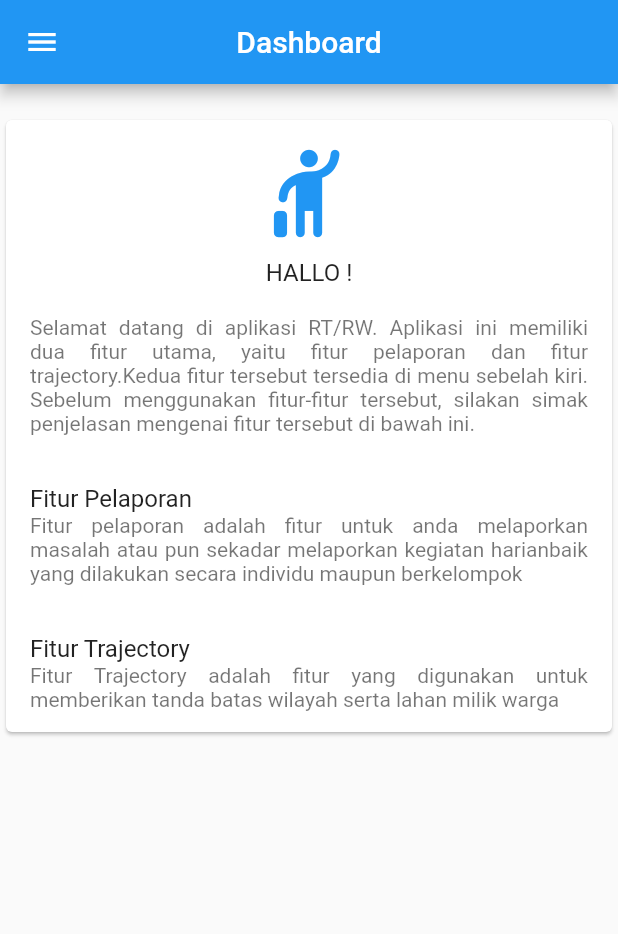
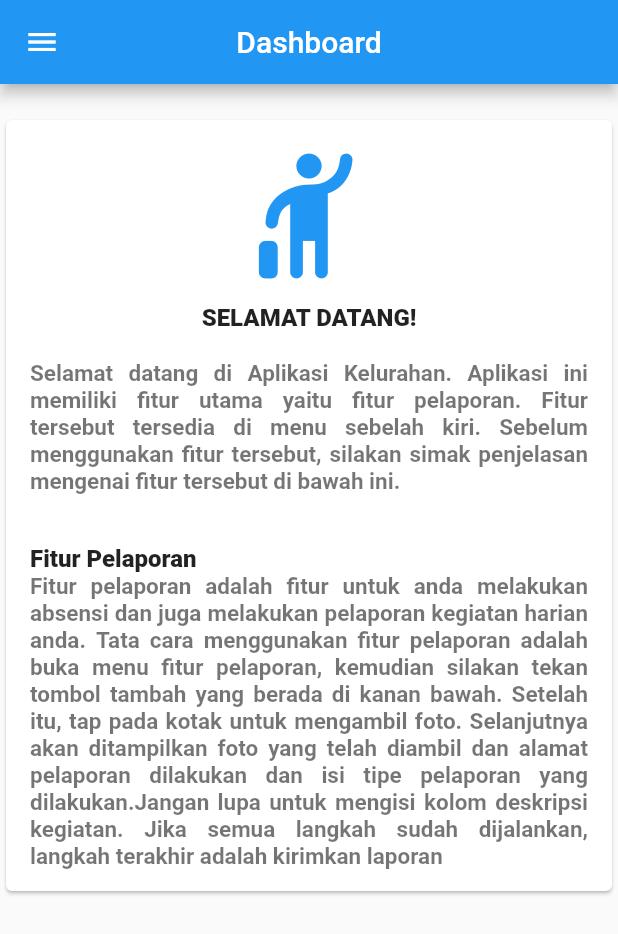
Before and after one commit to AzisBasyari/aplikasi_kelurahan, a Flutter app: the DashboardView screen opened by its route, on a phone screen of 412 x 824 dp. Shown: the top 934 px of the screen. Run offline on Flutter 3.47's test engine with Material 2 defaults, Android fonts, the phone set to English and light mode, and no system bars; our stand-ins replace camera, flutter_map, font_awesome_flutter, geolocator, get_it, latlong and 7 more; missing offline and left inert: dart_amqp, ftpclient, geocoder; accounts and stored records are empty; network calls fail.

Commit message:
Edit halaman dashboard, dan pelaporan

```diff
--- a/lib/ui/views/absen_view.dart
+++ b/lib/ui/views/absen_view.dart
@@ -30,7 +30,7 @@ class _AbsenViewState extends State<AbsenView> {
       builder: (context, model, child) => Scaffold(
         appBar: AppBar(
           backgroundColor: Colors.blue,
-          title: Text('Report')
+          title: Text('Pelaporan')
         ),
         body: LoadingOverlay(
           isLoading: model.busy,
@@ -69,7 +69,7 @@ class _AbsenViewState extends State<AbsenView> {
                           ),
                           child: model.isPathNull() == false ? Center(
                             child: Text(
-                              "Tap",
+                              "Tap untuk mengambil foto",
                               style: TextStyle(
                                 fontSize: 18.0,
                                 fontWeight: FontWeight.bold,
@@ -105,7 +105,7 @@ class _AbsenViewState extends State<AbsenView> {
                           margin: EdgeInsets.all(15.0),
                           child: DropdownButton(
                             isExpanded: true,
-                            hint: Text('Choose Report Type'),
+                            hint: Text('Pilih tipe pelaporan'),
                             value: model.selectionType,
                             items: model.reportType == null ? null : model.reportType.map(
                               (value){
@@ -129,7 +129,7 @@ class _AbsenViewState extends State<AbsenView> {
                       Visibility(
                         visible: model.isPathNull(),
                         child: Text(
-                          "Address",
+                          "Alamat",
                           style: absenNameTextStyle
                         ),
                       ),
@@ -148,7 +148,7 @@ class _AbsenViewState extends State<AbsenView> {
                       Visibility(
                         visible: model.isPathNull(),
                         child: Text(
-                          "Today's Activity",
+                          "Kegiatan Hari Ini: ",
                           style: absenNameTextStyle
                         )
                       ),
@@ -188,7 +188,7 @@ class _AbsenViewState extends State<AbsenView> {
                             model.sendMessages(context);
                           },
                           child: Text(
-                            "Submit Report",
+                            "Kirimkan Laporan",
                             style: textButtonTextStyle
                           )
                         )
--- a/lib/ui/views/dashboard_view.dart
+++ b/lib/ui/views/dashboard_view.dart
@@ -37,14 +37,17 @@ class DashboardView extends StatelessWidget {
                   child: Container(
                     child: Column(
                       children: <Widget>[
-                        Material(
-                          borderRadius: BorderRadius.all(Radius.circular(50.0)),
-                          elevation: 10,
-                          child: Image.asset("assets/icon.png", width: 100.0, height: 100.0,),
+                        // Material(
+                        //   borderRadius: BorderRadius.all(Radius.circular(50.0)),
+                        //   elevation: 10,
+                        //   child: Image.asset("assets/icon.png", width: 100.0, height: 100.0,),
+                        // ),
+                        Padding(padding: EdgeInsets.all(3.0)),
+                        SizedBox(
+                          height: 50.0,
                         ),
-                        Padding(padding: EdgeInsets.all(3.0)),
                         Text(
-                          "${model.name}".toUpperCase(),
+                          "Hallo, ${model.name}!".toUpperCase(),
                           style: TextStyle(
                             color: Colors.white,
                             fontSize: 20.0,
@@ -71,22 +74,23 @@ class DashboardView extends StatelessWidget {
                   model.goAnotherView(ReportViewRoute);
                 },
               ),
-              ListTile(
-                title: Row(
-                  children: <Widget>[
-                    Icon(Icons.share_location),
-                    Padding(
-                      padding: EdgeInsets.only(left: 8.0),
-                      child: Text("Trajectory"),
-                    ),
-                  ],
-                ),
-                onTap: () {
-                  // Update the state of the app.
-                  // ...
-                  model.goAnotherView(TrajectoryViewRoute);
-                },
-              ),
+              //Untuk fitur trajectory
+              // ListTile(
+              //   title: Row(
+              //     children: <Widget>[
+              //       Icon(Icons.share_location),
+              //       Padding(
+              //         padding: EdgeInsets.only(left: 8.0),
+              //         child: Text("Trajectory"),
+              //       ),
+              //     ],
+              //   ),
+              //   onTap: () {
+              //     // Update the state of the app.
+              //     // ...
+              //     model.goAnotherView(TrajectoryViewRoute);
+              //   },
+              // ),
               Divider(
                 height: 1,
                 thickness: 1,
@@ -125,18 +129,18 @@ class DashboardView extends StatelessWidget {
                       title: Icon(
                         Icons.hail_rounded,
                         color: Colors.blue,
-                        size: 70.0,
+                        size: 100.0,
                       ),
                     ),
                     ListTile(
                       title: Center(
-                        child: Text("Hallo ${model.name}!\n".toUpperCase()),
+                        child: Text("Selamat Datang!\n".toUpperCase(),  style: TextStyle(fontWeight: FontWeight.w800, fontSize: 16),),
                       ),
                       subtitle: Text(
-                          '\t\t\t\t\tSelamat datang di aplikasi RT/RW. Aplikasi ini memiliki dua fitur utama, yaitu fitur pelaporan dan fitur trajectory.'
-                              'Kedua fitur tersebut tersedia di menu sebelah kiri. Sebelum menggunakan fitur-fitur tersebut, '
+                          '\t\t\t\t\tSelamat datang di Aplikasi Kelurahan. Aplikasi ini memiliki fitur utama yaitu fitur pelaporan. '
+                              'Fitur tersebut tersedia di menu sebelah kiri. Sebelum menggunakan fitur tersebut, '
                               'silakan simak penjelasan mengenai fitur tersebut di bawah ini.',
-                          textAlign: TextAlign.justify,),
+                          textAlign: TextAlign.justify,  style: TextStyle(fontWeight: FontWeight.w600, fontSize: 15),),
                     ),
                     // Divider(
                     //   height: 1,
@@ -144,19 +148,22 @@ class DashboardView extends StatelessWidget {
                     // ),
                     verticalSpaceMedium,
                     ListTile(
-                      title: Text("Fitur Pelaporan"),
+                      title: Text("Fitur Pelaporan", style: TextStyle(fontWeight: FontWeight.w800, fontSize: 16),),
                       subtitle: Text(
-                          '\t\t\t\t\tFitur pelaporan adalah fitur untuk anda melaporkan masalah atau pun sekadar melaporkan kegiatan harian'
-                              'baik yang dilakukan secara individu maupun berkelompok',
-                          textAlign: TextAlign.justify,),
+                          '\t\t\t\t\tFitur pelaporan adalah fitur untuk anda melakukan absensi dan juga melakukan pelaporan kegiatan harian anda. '
+                              'Tata cara menggunakan fitur pelaporan adalah buka menu fitur pelaporan, kemudian silakan tekan tombol tambah yang berada di kanan bawah. '
+                              'Setelah itu, tap pada kotak untuk mengambil foto. Selanjutnya akan ditampilkan foto yang telah diambil dan alamat pelaporan dilakukan dan isi tipe pelaporan yang dilakukan.'
+                              'Jangan lupa untuk mengisi kolom deskripsi kegiatan. Jika semua langkah sudah dijalankan, langkah terakhir adalah kirimkan laporan',
+                          textAlign: TextAlign.justify, style: TextStyle(fontWeight: FontWeight.w600, fontSize: 15),),
                     ),
-                    verticalSpaceMedium,
-                    ListTile(
-                      title: Text("Fitur Trajectory"),
-                      subtitle: Text(
-                        '\t\t\t\t\tFitur Trajectory adalah fitur yang digunakan untuk memberikan tanda batas wilayah serta lahan milik warga',
-                        textAlign: TextAlign.justify,),
-                    ),
+                    //Untuk Fitur Trajectory
+                    // verticalSpaceMedium,
+                    // ListTile(
+                    //   title: Text("Fitur Trajectory"),
+                    //   subtitle: Text(
+                    //     '\t\t\t\t\tFitur Trajectory adalah fitur yang digunakan untuk memberikan tanda batas wilayah serta lahan milik warga',
+                    //     textAlign: TextAlign.justify,),
+                    // ),
                     verticalSpaceSmall,
                   ],
                 ),
--- a/lib/ui/views/report_view.dart
+++ b/lib/ui/views/report_view.dart
@@ -58,7 +58,7 @@ class _ReportViewState extends State<ReportView> {
                             child: ListView.builder(
                               padding: EdgeInsets.only(
                                 top: 8.0,
-                                bottom: 8.0,
+                                bottom: 10.0,
                                 right: 4.0,
                                 left: 4.0
                               ),
```
Also changed, not shown: lib/ui/widgets/list_content_widget.dart (+62 -23 lines).
